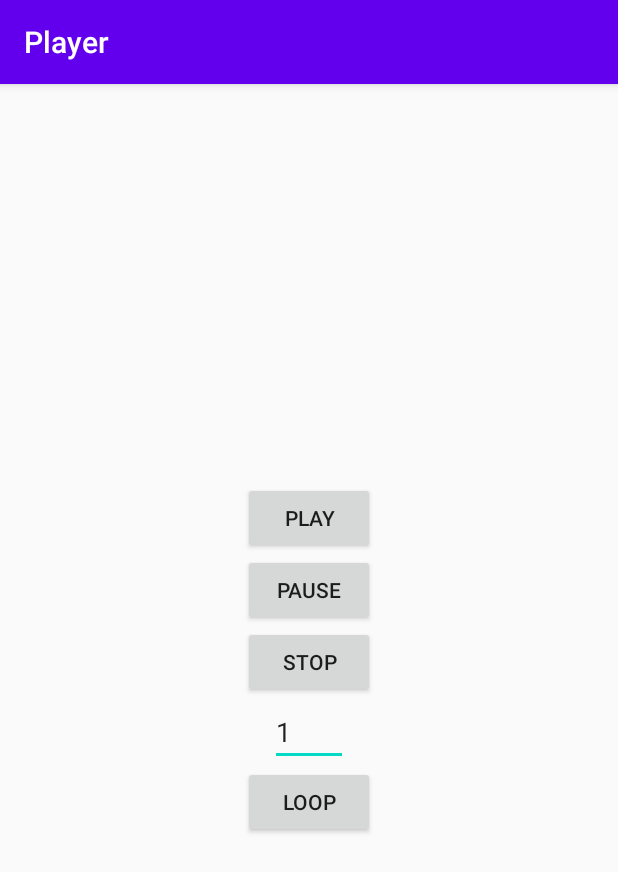
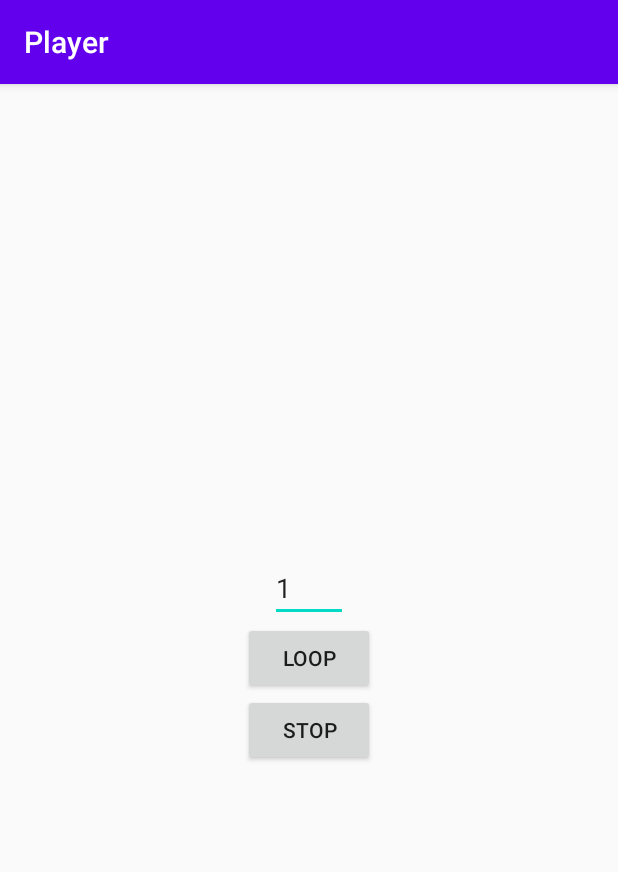
Before and after one commit to gulshanchandolia/MediaPlayer, an Android app: the screen it shows after launch (MainActivity), on a phone screen of 412 x 824 dp. Shown: the top 872 px of the screen. Run offline under Robolectric (Android 15) with nearby library versions, the phone set to English and light mode, and no system bars.

Commit message:
removing unused code

```diff
--- a/app/src/main/res/layout/activity_main.xml
+++ b/app/src/main/res/layout/activity_main.xml
@@ -10,24 +10,6 @@
     tools:context=".MainActivity"
     tools:visibility="visible">
 
-    <Button
-        android:layout_width="wrap_content"
-        android:layout_height="wrap_content"
-        android:onClick="play"
-        android:text="Play" />
-
-    <Button
-        android:layout_width="wrap_content"
-        android:layout_height="wrap_content"
-        android:onClick="pause"
-        android:text="Pause" />
-
-    <Button
-        android:layout_width="wrap_content"
-        android:layout_height="wrap_content"
-        android:onClick="stop"
-        android:text="Stop" />
-
     <EditText
         android:id="@+id/loop"
         android:layout_width="52dp"
@@ -39,7 +21,15 @@
     <Button
         android:layout_width="wrap_content"
         android:layout_height="wrap_content"
-        android:onClick="loop"
+        android:onClick="play"
         android:text="Loop" />
 
+    <Button
+        android:layout_width="wrap_content"
+        android:layout_height="wrap_content"
+        android:onClick="stop"
+        android:text="Stop" />
+
+
+
 </LinearLayout>
```
Also changed, not shown: app/src/main/java/com/example/player/MainActivity.java (+8 -34 lines).
